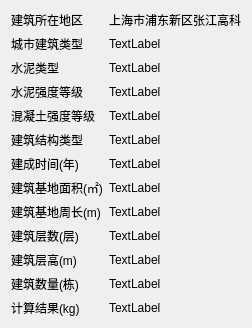
Qt form source/page_single_record.ui (liangtie/carbon-sink-calculation) before a commit.
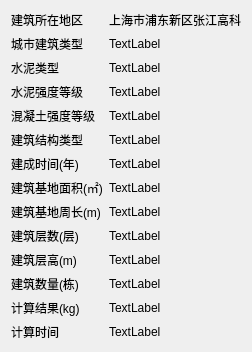
The same form after that commit.

Commit message: Add record time

Patch:
```diff
--- a/source/page_single_record.ui
+++ b/source/page_single_record.ui
@@ -196,6 +196,20 @@
      </property>
     </widget>
    </item>
+   <item row="13" column="0">
+    <widget class="QLabel" name="label_14">
+     <property name="text">
+      <string>计算时间</string>
+     </property>
+    </widget>
+   </item>
+   <item row="13" column="1">
+    <widget class="QLabel" name="lb_record_time">
+     <property name="text">
+      <string>TextLabel</string>
+     </property>
+    </widget>
+   </item>
   </layout>
  </widget>
  <resources/>
```
The commit also changes 5 other files.
